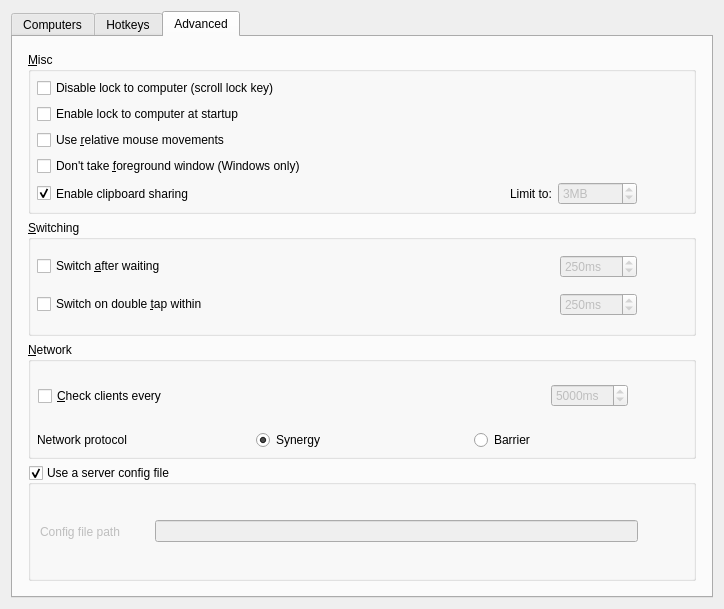
The window that src/lib/gui/dialogs/ServerConfigDialog.ui (deskflow/deskflow) describes before a commit, drawn with Qt 5.
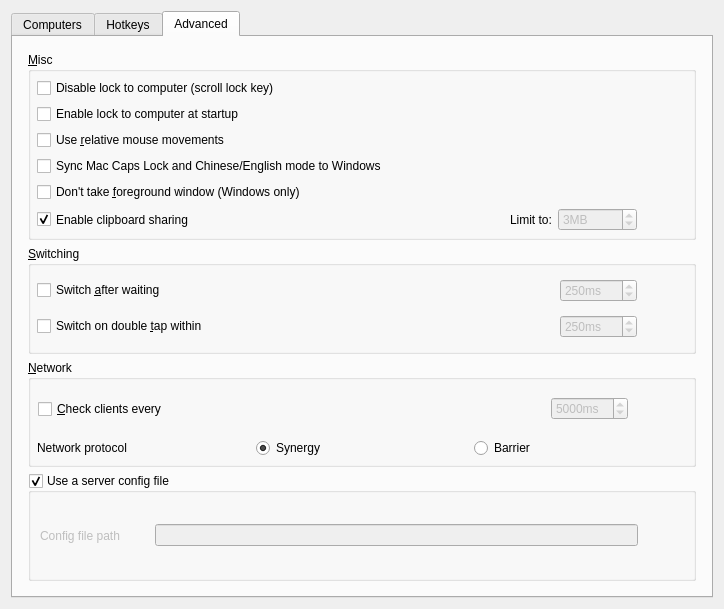
The same window after the commit. The open tabs and pages were chosen to show the change. Icons and pictures are not drawn. Custom widgets are drawn as their Qt base class.

Commit message: feat: synchronize Mac input mode and Caps Lock with Windows before typing

Patch:
```diff
--- a/src/lib/gui/dialogs/ServerConfigDialog.ui
+++ b/src/lib/gui/dialogs/ServerConfigDialog.ui
@@ -367,6 +367,16 @@
             </property>
            </widget>
           </item>
+          <item>
+           <widget class="QCheckBox" name="cbMacCapsLockSync">
+            <property name="text">
+             <string>Sync Mac Caps Lock and Chinese/English mode to Windows</string>
+            </property>
+            <property name="toolTip">
+             <string>For updated Windows clients with a Chinese IME. Mac handles Caps Lock locally; physical Caps Lock is not forwarded to any client. Chinese/English mode and capitalization synchronize before the next key is typed. Enable keyboard language synchronization on Windows for Chinese/English mode. Leave disabled for Linux or Mac clients.</string>
+            </property>
+           </widget>
+          </item>
           <item>
            <widget class="QCheckBox" name="cbWin32KeepForeground">
             <property name="enabled">
```
The commit also changes 15 other files.
